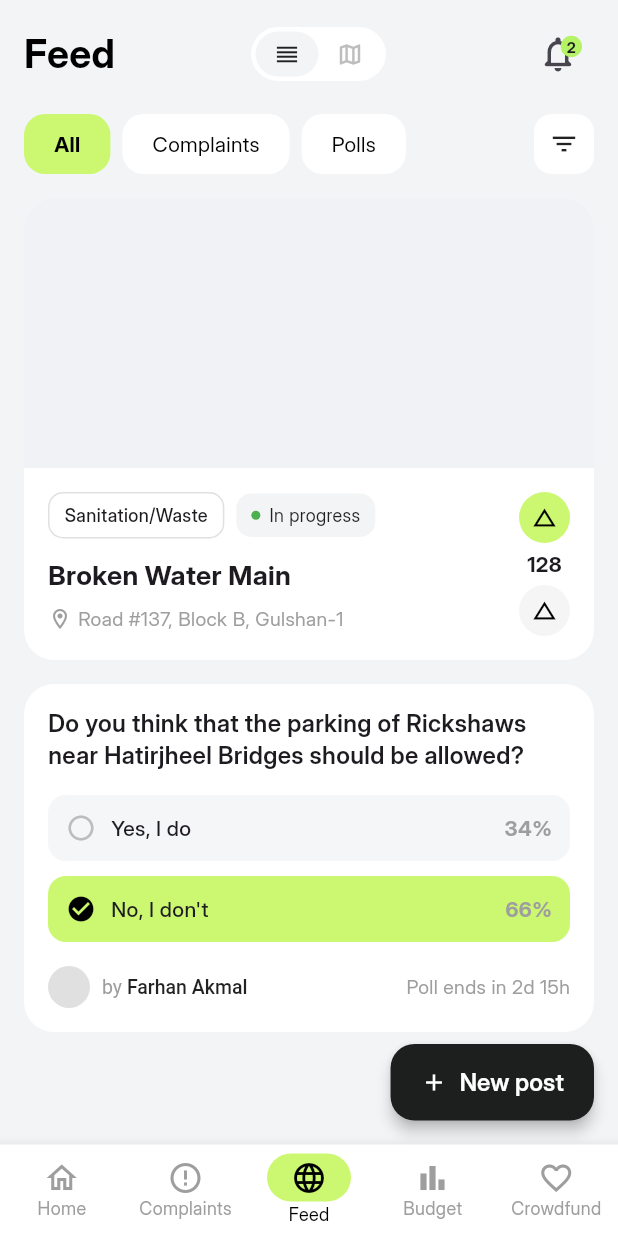
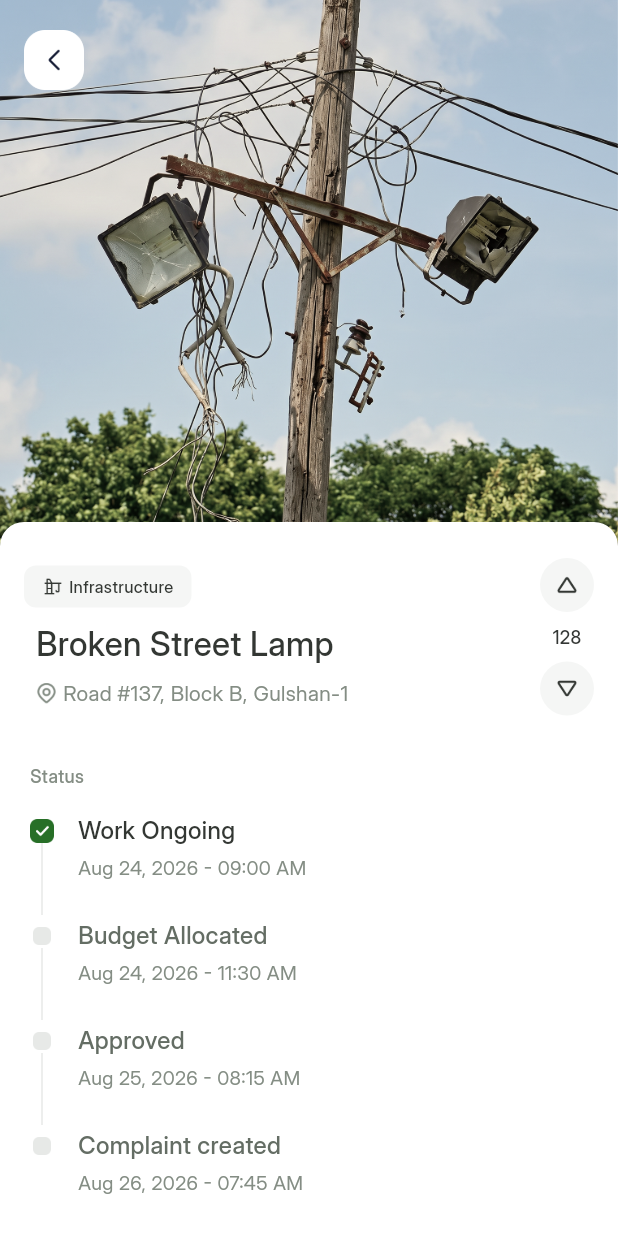
Before and after one commit to aanikaa2325-bit/sivic, a Flutter app: the screen it shows after launch, on a phone screen of 412 x 824 dp. Run offline on Flutter 3.47's test engine with Material 3 defaults, Android fonts, the phone set to English and light mode, and no system bars; our stand-ins replace dotted_border.

Commit message:
created Complaint screen

```diff
--- a/lib/main.dart
+++ b/lib/main.dart
@@ -1,6 +1,7 @@
 import 'package:flutter/material.dart';
 import 'package:sivic/navigation_menu.dart';
 import 'package:sivic/screens/add_complaint.dart';
+import 'package:sivic/screens/complaint_page.dart';
 import 'package:sivic/screens/feed.dart';
 import 'package:sivic/screens/home_page.dart';
 import 'package:sivic/screens/login_page.dart';
@@ -48,7 +49,14 @@ class Sivic extends StatelessWidget {
           ),
         )
       ),
-      home: Feed(),
+      home: ComplaintPage(
+        data: AssetData(
+          title: "Broken Street Lamp",
+          location: "Road #137, Block B, Gulshan-1",
+          imagePath: "assets/images/complaint_image_1.png",
+          category: CategoryType.infrastructure,
+        ),
+      ),
     );
   }
 }
--- a/lib/screens/add_complaint.dart
+++ b/lib/screens/add_complaint.dart
@@ -239,7 +239,7 @@ class _AddComplaintState extends State<AddComplaint> {
                     children: [
                       Container(
                         decoration: BoxDecoration(
-                          color: Color(0xFF5FBF0),
+                          color: Color(0xFFF5FBF0),
                           border: Border.all(
                             color: Color(0xFFC4E0A6),
                           ),
--- /dev/null
+++ b/lib/screens/complaint_page.dart
@@ -0,0 +1,272 @@
+import 'package:flutter/material.dart';
+import 'package:sivic/widgets/complaint_budget.dart';
+import 'package:sivic/widgets/complaint_expenditure.dart';
+import 'package:sivic/widgets/voting_widget.dart';
+import 'package:sivic/widgets/status_widget.dart';
+
+enum CategoryType { general, infrastructure, power, waste }
+
+class AssetData {
+  final String title;
+  final String location;
+  final String imagePath;
+  final CategoryType category;
+
+  AssetData({
+    required this.title,
+    required this.location,
+    required this.imagePath,
+    required this.category,
+  });
+}
+
+class ComplaintPage extends StatelessWidget {
+
+  final AssetData data;
+
+  const ComplaintPage({Key? key, required this.data}) : super(key: key);
+
+  String _getCategoryIconPath(CategoryType category) {
+    switch (category) {
+      case CategoryType.infrastructure:
+        return 'assets/icons/infrastructure.png';
+      case CategoryType.power:
+        return 'assets/icons/power.png';
+      case CategoryType.waste:
+        return 'assets/icons/waste.png';
+      case CategoryType.general:
+      default:
+        return 'assets/icons/general.png';
+    }
+  }
+
+  String _getCategory(CategoryType category) {
+    switch (category) {
+      case CategoryType.infrastructure:
+        return 'Infrastructure';
+      case CategoryType.power:
+        return 'Utilities & Power';
+      case CategoryType.waste:
+        return 'Sanitation / Waste';
+      case CategoryType.general:
+        return 'General';
+      default:
+        return 'Unknown Category';
+    }
+  }
+
+  @override
+  Widget build(BuildContext context) {
+    return Scaffold(
+      backgroundColor: Color(0xFFFFFFFF),
+      extendBodyBehindAppBar: true,
+      appBar: AppBar(
+        surfaceTintColor: Colors.transparent,
+        backgroundColor: Colors.transparent,
+        toolbarHeight: 80,
+        leading: IconButton(
+          onPressed: (){
+            Navigator.pop(context);
+          },
+          icon: Image.asset(
+            'assets/icons/back_white.png',
+            height: 48,
+            width: 48,
+          ),
+          padding: const EdgeInsets.only(left: 16),
+        ),
+      ),
+      body: SingleChildScrollView(
+        child: Column(
+          crossAxisAlignment: CrossAxisAlignment.stretch,
+          children: [
+            Container(
+              width: double.infinity,
+              height: 380,
+              decoration: BoxDecoration(
+                image: DecorationImage(
+                  image: AssetImage(data.imagePath),
+                  fit: BoxFit.cover,
+                ),
+              ),
+            ),
+            Transform.translate(
+              offset: const Offset(0, -32),
+              child: Container(
+                  decoration: BoxDecoration(
+                  color: Color(0xFFFFFFFF),
+                  borderRadius: const BorderRadius.only(
+                    topLeft: Radius.circular(16),
+                    topRight: Radius.circular(16),
+                    bottomLeft: Radius.circular(0),
+                    bottomRight: Radius.circular(6),
+                  ),
+                ),
+                child: Padding(
+                  padding: const EdgeInsets.only(top: 24.0, right: 16.0, left: 16.0),
+                  child: Column(
+                    crossAxisAlignment: CrossAxisAlignment.start,
+                    children: [
+                      Row(
+                        mainAxisAlignment: MainAxisAlignment.spaceBetween,
+                        crossAxisAlignment: CrossAxisAlignment.center,
+                        children: [
+                          Expanded(
+                            child: Column(
+                              crossAxisAlignment: CrossAxisAlignment.start,
+                              children: [
+                                Container(
+                                  decoration: BoxDecoration(
+                                    color: Color(0xFFF5F6F5),
+                                    borderRadius: BorderRadius.circular(8),
+                                  ),
+                                  child: Padding(
+                                    padding: const EdgeInsets.symmetric(horizontal: 12.0, vertical: 6.0),
+                                    child: Row(
+                                      mainAxisSize: MainAxisSize.min,
+                                      children: [
+                                        Image.asset(
+                                          _getCategoryIconPath(data.category),
+                                          width: 14,
+                                          height: 14,
+                                          fit: BoxFit.contain,
+                                        ),
+                                        SizedBox(width: 4),
+                                        Text(
+                                          _getCategory(data.category),
+                                          style: TextStyle(
+                                              color: Color(0xFF333733),
+                                              fontSize: 11,
+                                              fontWeight: FontWeight.w500),
+                                        ),
+                                      ],
+                                    ),
+                                  ),
+                                ),
+                                SizedBox(height: 8),
+                                Padding(
+                                  padding: const EdgeInsets.only(left: 8.0),
+                                  child: Column(
+                                    crossAxisAlignment: CrossAxisAlignment.start,
+                                    children: [
+                                      Text(data.title,
+                                        style: TextStyle(
+                                          fontSize: 22,
+                                          fontWeight: FontWeight.w500,
+                                          color: Color(0xFF333733),
+                                        ),
+                                      ),
+                                      SizedBox(height: 8),
+                                      Row(
+                                        children: [
+                                          Image(image: AssetImage('assets/icons/location_pin.png'), height: 14, width: 14,),
+                                          SizedBox(width: 4),
+                                          Text(data.location,
+                                            style: TextStyle(
+                                              fontSize: 14,
+                                              fontWeight: FontWeight.w400,
+                                              color: Color(0xFF848D84),
+                                            ),
+                                          ),
+                                        ],
+                                      ),
+                                    ],
+                                  ),
+                                ),
+                              ],
+                            ),
+                          ),
+                          VotingWidget(
+                            initialValue: 128,
+                          ),
+                        ],
+                      ),
+                      SizedBox(height: 32),
+                      Padding(
+                        padding: const EdgeInsets.symmetric(horizontal: 4.0),
+                        child: Column(
+                          crossAxisAlignment: CrossAxisAlignment.start,
+                          children: [
+                            Text('Status',
+                              style: TextStyle(
+                                fontSize: 12,
+                                fontWeight: FontWeight.w500,
+                                color: Color(0xFF848D84),
+                              ),
+                            ),
+                            SizedBox(height: 16),
+                            StatusWidget(
+                              statuses: [
+                                Status(
+                                    title: "Work Ongoing",
+                                    dateTime: "Aug 24, 2026 - 09:00 AM"
+                                ),
+                                Status(
+                                    title: "Budget Allocated",
+                                    dateTime: "Aug 24, 2026 - 11:30 AM"
+                                ),
+                                Status(
+                                    title: "Approved",
+                                    dateTime: "Aug 25, 2026 - 08:15 AM"
+                                ),
+                                Status(
+                                    title: "Complaint created",
+                                    dateTime: "Aug 26, 2026 - 07:45 AM"
+                                ),
+                              ],
+                            ),
+                          ],
+                        ),
+                      ),
+                      SizedBox(height: 40),
+                      Column(
+                        crossAxisAlignment: CrossAxisAlignment.start,
+                        children: [
+                          Padding(
+                            padding: const EdgeInsets.symmetric(horizontal: 4.0),
+                            child: Text('Budget Overview',
+                              style: TextStyle(
+                                fontSize: 12,
+                                fontWeight: FontWeight.w500,
+                                color: Color(0xFF848D84),
+                              ),
+                            ),
+                          ),
+                          SizedBox(height: 16),
+                          ComplaintBudget(allocated: 7556250, expended: 4862310),
+                          SizedBox(height: 40),
+                          Padding(
+                            padding: const EdgeInsets.symmetric(horizontal: 4.0),
+                            child: Column(
+                              crossAxisAlignment: CrossAxisAlignment.start,
+                              children: [
+                                Text('Expenditures',
+                                  style: TextStyle(
+                                    fontSize: 12,
+                                    fontWeight: FontWeight.w500,
+                                    color: Color(0xFF848D84),
+                                  ),
+                                ),
+                                SizedBox(height: 4),
+                                ComplaintExpenditure(title: 'Labor Cost', dateTime: 'Aug 25, 2026 - 11:30 AM', amount: 12250),
+                                ComplaintExpenditure(title: 'Wiring & Circuit Breaker', dateTime: 'Aug 25, 2026 - 10:30 AM', amount: 2100),
+                                ComplaintExpenditure(title: 'Replacement LED Luminaire', dateTime: 'Aug 25, 2026 - 10:00 AM', amount: 8500),
+                                ComplaintExpenditure(title: 'Bucket Truck Dispatch', dateTime: 'Aug 24, 2026 - 02:00 PM', amount: 5000),
+                                ComplaintExpenditure(title: 'Initial Site Inspection', dateTime: 'Aug 24, 2026 - 09:15 AM', amount: 4500),
+                              ],
+                            ),
+                          )
+                        ],
+                      ),
+                      SizedBox(height: 32),
+                    ],
+                  ),
+                ),
+              ),
+            ),
+          ],
+        ),
+      ),
+    );
+  }
+}
--- /dev/null
+++ b/lib/widgets/status_widget.dart
@@ -0,0 +1,91 @@
+import 'package:flutter/material.dart';
+
+class Status {
+  final String title;
+  final String dateTime;
+
+  Status({
+    required this.title,
+    required this.dateTime,
+  });
+}
+
+class StatusWidget extends StatelessWidget {
+  final List<Status> statuses;
+
+  const StatusWidget({Key? key, required this.statuses}) : super(key: key);
+
+  @override
+  Widget build(BuildContext context) {
+    return Column(
+      crossAxisAlignment: CrossAxisAlignment.start,
+      children: List.generate(statuses.length, (index) {
+
+        final isLatest = index == 0;
+
+        final isLastInList = index == statuses.length - 1;
+
+        final status = statuses[index];
+
+        return Row(
+          crossAxisAlignment: CrossAxisAlignment.start,
+          children: [
+            Padding(
+              padding: const EdgeInsets.only(top: 4.0),
+              child: Column(
+                crossAxisAlignment: CrossAxisAlignment.center,
+                children: [
+                  Container(
+                    child: Image.asset(
+                      isLatest
+                          ? 'assets/icons/stat_latest.png'
+                          : 'assets/icons/stat_before.png',
+                      height: 16,
+                      width: 16,
+                    ),
+                  ),
+
+                  if (!isLastInList)
+                    Container(
+                      width: 1,
+                      height: 48,
+                      color: const Color(0xFFE7E9E7),
+                    ),
+                ],
+              ),
+            ),
+
+            const SizedBox(width: 16),
+
+            Expanded(
+              child: Padding(
+                padding: const EdgeInsets.only(bottom: 24.0),
+                child: Column(
+                  crossAxisAlignment: CrossAxisAlignment.start,
+                  children: [
+                    Text(
+                      status.title,
+                      style: TextStyle(
+                        fontSize: 16,
+                        fontWeight: FontWeight.w500,
+                        color: isLatest ? Color(0xFF333733) : Color(0xFF646D64),
+                      ),
+                    ),
+                    const SizedBox(height: 4),
+                    Text(
+                      status.dateTime,
+                      style: TextStyle(
+                        fontSize: 13,
+                        color: Color(0xFF848D84),
+                      ),
+                    ),
+                  ],
+                ),
+              ),
+            ),
+          ],
+        );
+      }),
+    );
+  }
+}
--- /dev/null
+++ b/lib/widgets/voting_widget.dart
@@ -0,0 +1,118 @@
+import 'package:flutter/material.dart';
+
+class VotingWidget extends StatefulWidget {
+  final int initialValue;
+
+  const VotingWidget({
+    super.key,
+    this.initialValue = 0,
+  });
+
+  @override
+  State<VotingWidget> createState() => _VotingWidgetState();
+}
+
+class _VotingWidgetState extends State<VotingWidget> {
+  late int voteCount;
+
+  int? selectedVote;
+
+  @override
+  void initState() {
+    super.initState();
+    voteCount = widget.initialValue;
+  }
+
+  void handleUpvote() {
+    setState(() {
+      if (selectedVote == 1) {
+        voteCount--;
+        selectedVote = null;
+      } else if (selectedVote == -1) {
+        voteCount += 2;
+        selectedVote = 1;
+      } else {
+        voteCount++;
+        selectedVote = 1;
+      }
+    });
+  }
+
+  void handleDownvote() {
+    setState(() {
+      if (selectedVote == -1) {
+        voteCount++;
+        selectedVote = null;
+      } else if (selectedVote == 1) {
+        voteCount -= 2;
+        selectedVote = -1;
+      } else {
+        voteCount--;
+        selectedVote = -1;
+      }
+    });
+  }
+
+  @override
+  Widget build(BuildContext context) {
+    return Column(
+      mainAxisSize: MainAxisSize.min,
+      children: [
+        GestureDetector(
+          onTap: handleUpvote,
+          child: Container(
+            width: 36,
+            height: 36,
+            decoration: BoxDecoration(
+              shape: BoxShape.circle,
+              color: selectedVote == 1
+                  ? const Color(0xFFC0F686)
+                  : const Color(0xFFF5F6F5),
+            ),
+            child: Center(
+              child: Image.asset(
+                'assets/icons/upvote.png',
+                width: 18,
+                height: 18,
+              ),
+            ),
+          ),
+        ),
+
+        const SizedBox(height: 8),
+
+        Text(
+          '$voteCount',
+          style: const TextStyle(
+            fontSize: 12,
+            fontWeight: FontWeight.w500,
+            color: Color(0xFF343735),
+          ),
+        ),
+
+        const SizedBox(height: 8),
+
+        GestureDetector(
+          onTap: handleDownvote,
+          child: Container(
+            width: 36,
+            height: 36,
+            decoration: BoxDecoration(
+              shape: BoxShape.circle,
+              color: selectedVote == -1
+                  ? const Color(0xFFC0F686)
+                  : const Color(0xFFF5F6F5),
+            ),
+            child: Center(
+              child: Image.asset(
+                'assets/icons/downvote.png',
+                width: 18,
+                height: 18,
+              ),
+            ),
+          ),
+        ),
+      ],
+    );
+  }
+}
```
Also changed, not shown: lib/screens/profile.dart (+6 -2 lines), lib/widgets/complaint_budget.dart (added, +151 -0 lines), lib/widgets/complaint_expenditure.dart (added, +59 -0 lines), assets/icons/back_white.png (added), assets/icons/downvote.png (added), assets/icons/stat_before.png (added), assets/icons/stat_latest.png (added), assets/icons/upvote.png (added), assets/images/complaint_image_1.png (added), 1 other file.
